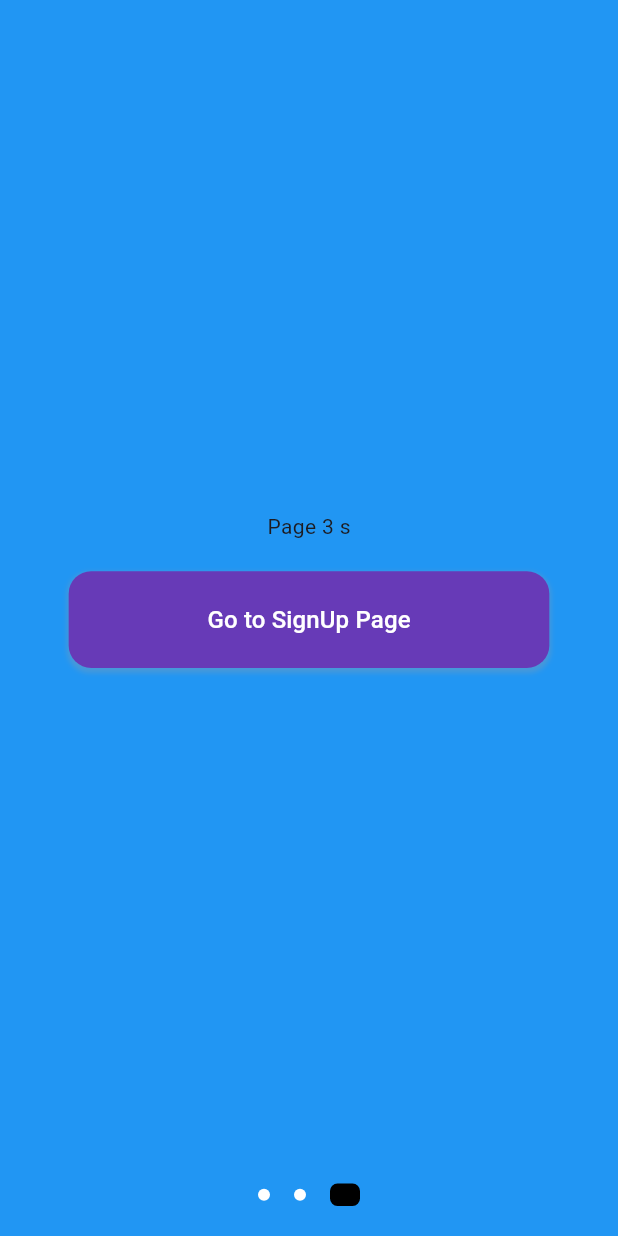
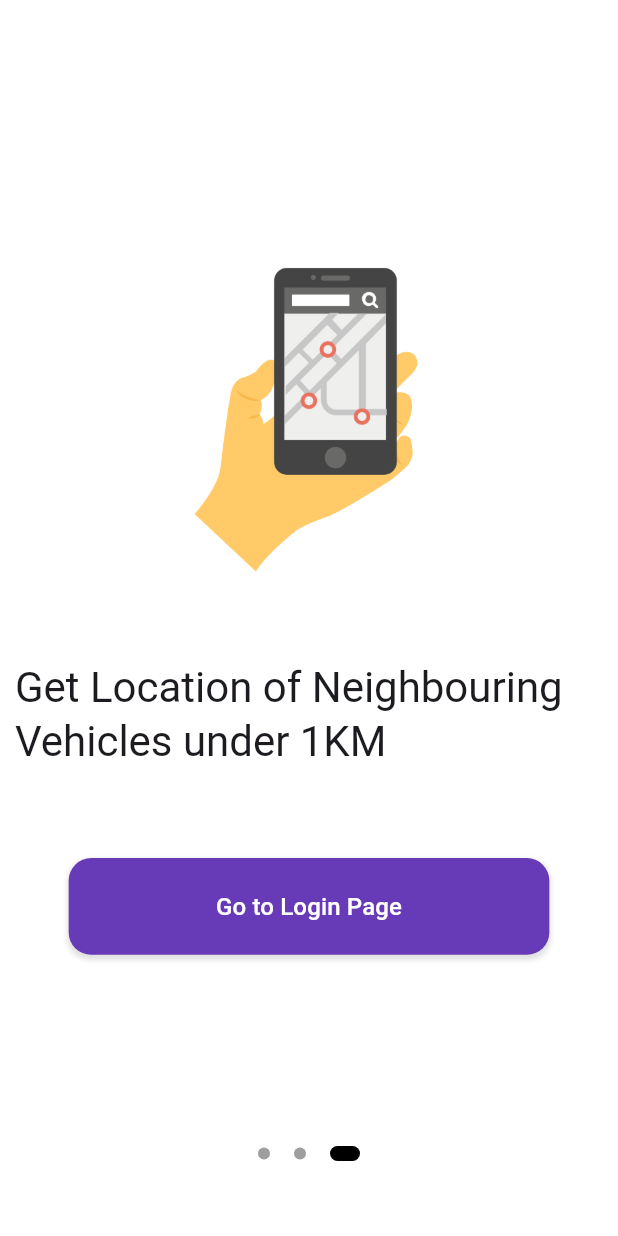
Before and after one commit to ZainMughal329/fog_map, a Flutter app: the screen it shows after launch, swiped to page 3, on a phone screen of 412 x 824 dp. Run offline on Flutter 3.47's test engine with Material 2 defaults, Android fonts, the phone set to English and light mode, and no system bars; our stand-ins replace animated_text_kit, firebase_auth, firebase_core, firebase_database, flutter_screenutil, fluttertoast and 5 more; accounts and stored records are empty.

Commit message:
Alot of changes

```diff
--- a/lib/main.dart
+++ b/lib/main.dart
@@ -2,6 +2,7 @@ import 'package:firebase_core/firebase_core.dart';
 import 'package:flutter/material.dart';
 import 'package:flutter_screenutil/flutter_screenutil.dart';
 import 'package:fog_map/sigin/index.dart';
+import 'package:fog_map/welcom_screens/index.dart';
 import 'package:get/get.dart';
 import 'package:google_maps_flutter/google_maps_flutter.dart';
 
@@ -37,7 +38,7 @@ class MyApp extends StatelessWidget {
           colorScheme: ColorScheme.fromSeed(seedColor: Colors.deepPurple),
           useMaterial3: true,
         ),
-        home: SplashScreen(),
+        home: WelcomePage(),
       );
     });
   }
--- a/lib/welcom_screens/bindings.dart
+++ b/lib/welcom_screens/bindings.dart
@@ -1,10 +1,13 @@
 import 'package:fog_map/welcom_screens/controller.dart';
+import 'package:fog_map/welcom_screens/screen1/controller.dart';
 import 'package:get/get.dart';
 
 class WelcomeBindings implements Bindings {
   @override
   void dependencies() {
     // TODO: implement dependencies
+    Get.lazyPut<ScreenOneController>(() => ScreenOneController());
     Get.lazyPut<WelcomeController>(() => WelcomeController());
+
   }
 }
--- /dev/null
+++ b/lib/welcom_screens/screen1/controller.dart
@@ -0,0 +1,5 @@
+import 'package:get/get.dart';
+
+class ScreenOneController extends GetxController{
+
+}
--- /dev/null
+++ b/lib/welcom_screens/screen3/view.dart
@@ -0,0 +1,71 @@
+import 'package:flutter/material.dart';
+import 'package:fog_map/reuseable/round_button.dart';
+import 'package:fog_map/sigin/view.dart';
+import 'package:get/get.dart';
+
+class ScreenThree extends StatelessWidget {
+  const ScreenThree({Key? key}) : super(key: key);
+
+  @override
+  Widget build(BuildContext context) {
+    return Scaffold(
+      backgroundColor: Colors.white,
+      body: SafeArea(
+          child: Padding(
+            padding:  EdgeInsets.only(top: 40,bottom: 20),
+            child: Stack(
+              children: [
+
+                Column(
+                  mainAxisAlignment: MainAxisAlignment.center,
+                  children: [
+                    Padding(
+                      padding: const EdgeInsets.symmetric(horizontal: 10),
+                      child: Container(
+                        // height: 400,
+                        width: double.infinity,
+                        child: Image(
+                          image: AssetImage('assets/images/2.png'),
+                        ),
+                      ),
+                    ),
+                    SizedBox(height: 50,),
+
+                    Container(
+                      // height: 400,
+                        width: double.infinity,
+                        child: Column(
+                          // mainAxisAlignment: MainAxisAlignment.center,
+                          crossAxisAlignment: CrossAxisAlignment.center,
+                          children: [
+
+                            Padding(
+                              padding:  EdgeInsets.symmetric(horizontal: 10),
+                              child: Container(
+                                  child: Text("Get Location of Neighbouring Vehicles under 1KM",
+                                    style: Theme.of(context).textTheme.headlineMedium,)
+                              ),
+                            ),
+                          ],
+                        ),
+                    ),
+                    SizedBox(height: 40,),
+
+                    Padding(
+                      padding: const EdgeInsets.all(20),
+                      child: RoundButton(
+                          title: "Go to Login Page",
+                          onPress: () {
+                            Get.offAll(() => SignInPage());
+                          }),
+                    )
+
+                  ],
+                ),
+              ],
+            ),
+          )
+      ),
+    );
+  }
+}
--- a/lib/welcom_screens/view.dart
+++ b/lib/welcom_screens/view.dart
@@ -2,43 +2,43 @@ import 'package:flutter/material.dart';
 import 'package:fog_map/reuseable/round_button.dart';
 import 'package:fog_map/sigin/index.dart';
 import 'package:fog_map/welcom_screens/controller.dart';
+import 'package:fog_map/welcom_screens/screen1/view.dart';
+import 'package:fog_map/welcom_screens/screen2/view.dart';
+import 'package:fog_map/welcom_screens/screen3/view.dart';
 import 'package:get/get.dart';
 
 class WelcomePage extends StatelessWidget {
   WelcomePage({Key? key}) : super(key: key);
 
   List<Widget> pages = [
-    Scaffold(
-      backgroundColor: Colors.teal,
-      body: Center(
-        child: Text("Page1 s"),
-      ),
-    ),
-    Scaffold(
-      backgroundColor: Colors.grey,
-      body: Center(
-        child: Text("Page 2 s"),
-      ),
-    ),
-    Scaffold(
-      backgroundColor: Colors.blue,
-      body: Center(
-        child: Column(
-          mainAxisAlignment: MainAxisAlignment.center,
-          children: [
-            Text("Page 3 s"),
-            Padding(
-              padding: const EdgeInsets.all(20),
-              child: RoundButton(
-                  title: "Go to SignUp Page",
-                  onPress: () {
-                    Get.offAll(() => SignInPage());
-                  }),
-            )
-          ],
-        ),
-      ),
-    ),
+    ScreenOne(),
+    // Scaffold(
+    //   backgroundColor: Colors.grey,
+    //   body: Center(
+    //     child: Text("Page 2 s"),
+    //   ),
+    // ),
+    ScreenTwo(),
+    ScreenThree(),
+    // Scaffold(
+    //   backgroundColor: Colors.blue,
+    //   body: Center(
+    //     child: Column(
+    //       mainAxisAlignment: MainAxisAlignment.center,
+    //       children: [
+    //         Text("Page 3 s"),
+    //         Padding(
+    //           padding: const EdgeInsets.all(20),
+    //           child: RoundButton(
+    //               title: "Go to SignUp Page",
+    //               onPress: () {
+    //                 Get.offAll(() => SignInPage());
+    //               }),
+    //         )
+    //       ],
+    //     ),
+    //   ),
+    // ),
   ];
 
   final controller = Get.put<WelcomeController>(WelcomeController());
@@ -84,6 +84,7 @@ class WelcomePage extends StatelessWidget {
                     })
                   ],
                 ),
+                SizedBox(height: 30,)
               ],
             ),
           ),
@@ -108,11 +109,11 @@ class CircleIndicator extends StatelessWidget {
           duration: Duration(milliseconds: 300),
           margin: EdgeInsets.symmetric(horizontal: 8),
           width: index == activeIndex ? 20 : 8,
-          height: index == activeIndex ? 15 : 8,
+          height: index == activeIndex ? 10 : 8,
           decoration: BoxDecoration(
             // shape: BoxShape.circle,
             borderRadius: BorderRadius.circular(5),
-            color: index == activeIndex ? Colors.black : Colors.white,
+            color: index == activeIndex ? Colors.black : Colors.grey,
           ),
         );
       }),
--- a/pubspec.yaml
+++ b/pubspec.yaml
@@ -49,6 +49,7 @@ dependencies:
   haversine_distance:
   shared_preferences:
   label_marker: ^1.0.1
+  animated_text_kit: ^4.2.2
 #  geolocator:
 #  geolocator: ^9.0.2
 
```
Also changed, not shown: lib/views/distanceScreen/view.dart (+20 -2 lines), lib/views/mapView/home_page.dart (+7 -2 lines), lib/welcom_screens/screen1/view.dart (added, +97 -0 lines), lib/welcom_screens/screen2/view.dart (added, +75 -0 lines), assets/images/1.png (added), assets/images/2.png (added), assets/images/3.png (added), pubspec.lock.
